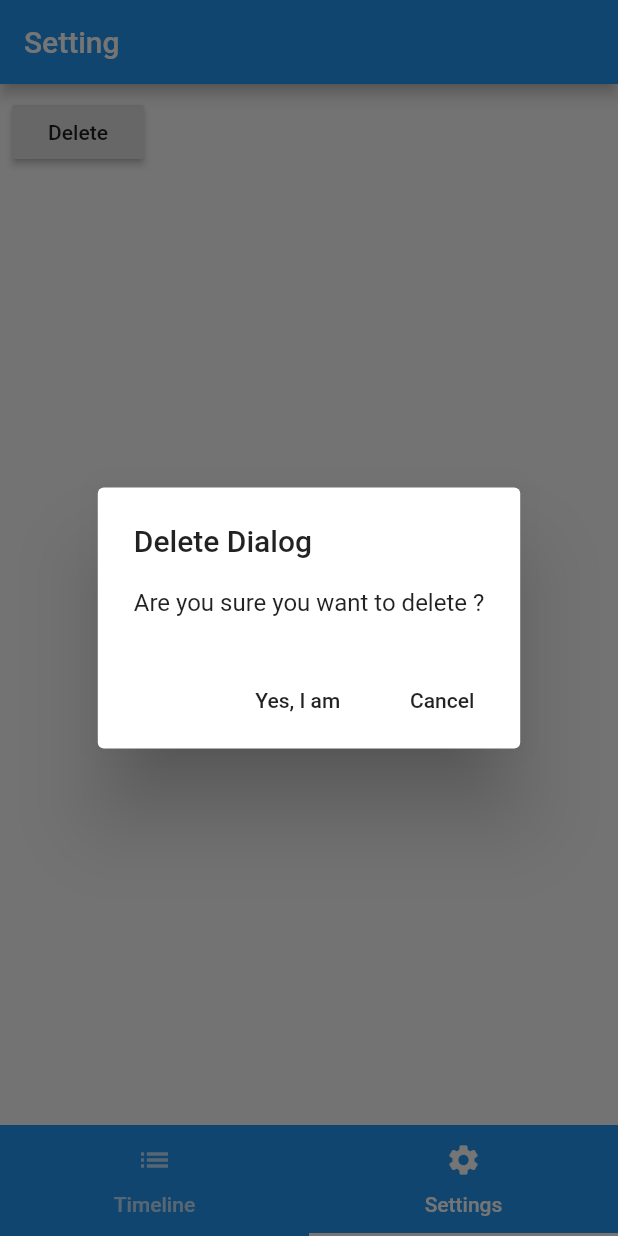
After one commit to alohadancemeow/Basic-Flutter-3, a Flutter app: the screen it shows after launch, tab 2 chosen, after a tap on "Delete", on a phone screen of 412 x 824 dp. The commit adds this screen. Run offline on Flutter 3.47's test engine with Material 2 defaults, Android fonts, the phone set to English and light mode, and no system bars; our stand-ins replace sembast, timeago.

Commit message:
section 5 : Tabs

```diff
--- a/lib/main.dart
+++ b/lib/main.dart
@@ -1,6 +1,6 @@
-import 'dart:developer';
 import 'package:flutter/material.dart';
-import 'package:my_timeline_flutter_app/pages/second_page.dart';
+import 'package:my_timeline_flutter_app/pages/home_page.dart';
+import 'package:my_timeline_flutter_app/pages/setting_page.dart';
 import 'package:my_timeline_flutter_app/provider/post_provider.dart';
 import 'package:provider/provider.dart';
 import 'package:provider/single_child_widget.dart';
@@ -48,83 +48,35 @@ class MyHomePage extends StatefulWidget {
 }
 
 class _MyHomePageState extends State<MyHomePage> {
-  //call when starting app.
-  @override
-  void initState() {
-    super.initState();
-
-    //call provider to show all data.
-    Provider.of<PostProvider>(context, listen: false).initData();
-  }
-
   @override
   Widget build(BuildContext context) {
-    return Scaffold(
-      appBar: AppBar(
-        title: Text(widget.title),
-        actions: [
-          IconButton(
-            icon: Icon(Icons.add),
-            onPressed: () {
-              log("appbar icon clicked");
-              // go to 2nd page ->
-              Navigator.push(context,
-                  MaterialPageRoute(builder: (BuildContext context) {
-                return Secondpage();
-              }));
-            },
-          )
-        ],
-      ),
-      //ผูก provider - consumer ->
-      //รับข้อมูลจาก provider เข้ามาทำงาน
-      body: Consumer<PostProvider>(
-        builder: (BuildContext context, value, Widget child) {
-          //ListView ->
-          return ListView.builder(
-            itemCount: value.post.length,
-            itemBuilder: (context, index) {
-              //get data from post[index]
-              var postData = value.post[index];
-              // log("$postData");
-
-              return Column(
-                crossAxisAlignment: CrossAxisAlignment.start,
-                children: [
-                  Container(
-                    padding: EdgeInsets.all(10),
-                    //Column ->
-                    child: Column(
-                      crossAxisAlignment: CrossAxisAlignment.start,
-                      children: [
-                        //show timeago
-                        Text(
-                          postData.timeAgo,
-                          style: TextStyle(color: Colors.grey[600]),
-                        ),
-                        SizedBox(
-                          height: 10,
-                        ),
-                        //show messege
-                        Text(
-                          postData.message,
-                          style: TextStyle(fontSize: 18),
-                        )
-                      ],
-                    ),
-                  ),
-                  SizedBox(
-                    height: 10,
-                    child: Container(
-                      decoration: BoxDecoration(color: Colors.grey[350]),
-                    ),
-                  )
-                ],
-              );
-            },
-          );
-        },
-      ),
-    );
+    //TabController ->
+    return DefaultTabController(
+        length: 2,
+        child: Scaffold(
+          //TabBarView ->
+          body: TabBarView(
+            children: [
+              //tab 1 ->
+              HomePage(),
+              //tab 2 ->
+              SettingPage()
+            ],
+          ),
+          backgroundColor: Colors.blue,
+          //TabBar ->
+          bottomNavigationBar: TabBar(
+            tabs: [
+              Tab(
+                icon: Icon(Icons.list),
+                text: 'Timeline',
+              ),
+              Tab(
+                text: 'Settings',
+                icon: Icon(Icons.settings),
+              )
+            ],
+          ),
+        ));
   }
 }
--- a/lib/pages/second_page.dart
+++ b/lib/pages/second_page.dart
@@ -12,7 +12,7 @@ class Secondpage extends StatelessWidget {
   Widget build(BuildContext context) {
     return Scaffold(
       appBar: AppBar(
-        title: Text("2nd Page"),
+        title: Text(" Post Page"),
       ),
       // Form ->
       body: Form(
--- /dev/null
+++ b/lib/pages/setting_page.dart
@@ -0,0 +1,56 @@
+import 'package:flutter/material.dart';
+import 'package:my_timeline_flutter_app/provider/post_provider.dart';
+import 'package:provider/provider.dart';
+
+class SettingPage extends StatefulWidget {
+  @override
+  _SettingPageState createState() => _SettingPageState();
+}
+
+class _SettingPageState extends State<SettingPage> {
+  @override
+  Widget build(BuildContext context) {
+    return Scaffold(
+      appBar: AppBar(
+        title: Text('Setting'),
+      ),
+      body: Container(
+        padding: EdgeInsets.all(8),
+
+        //delete button ->
+        child: RaisedButton(
+          onPressed: () {
+            //show dailog
+            showDialog(
+              context: context,
+              builder: (context) {
+                return AlertDialog(
+                  title: Text('Delete Dialog'),
+                  content: Text('Are you sure you want to delete ?'),
+                  actions: [
+                    FlatButton(
+                        onPressed: () {
+                          //delete
+                          Provider.of<PostProvider>(context, listen: false)
+                              .clearAllPost();
+                          //close dialog
+                          Navigator.pop(context);
+                        },
+                        child: Text('Yes, I am')),
+                    FlatButton(
+                      onPressed: () {
+                        Navigator.pop(context);
+                      },
+                      child: Text('Cancel'),
+                    )
+                  ],
+                );
+              },
+            );
+          },
+          child: Text('Delete'),
+        ),
+      ),
+    );
+  }
+}
```
Also changed, not shown: lib/database/post_db.dart (+9 -1 lines), lib/pages/home_page.dart (added, +94 -0 lines), lib/provider/post_provider.dart (+11 -2 lines).
